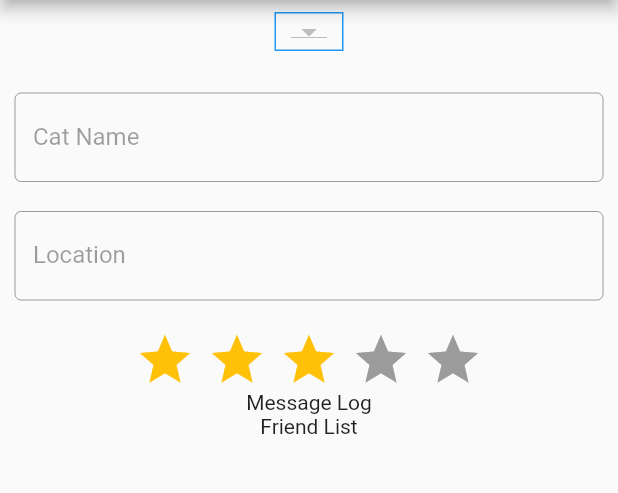
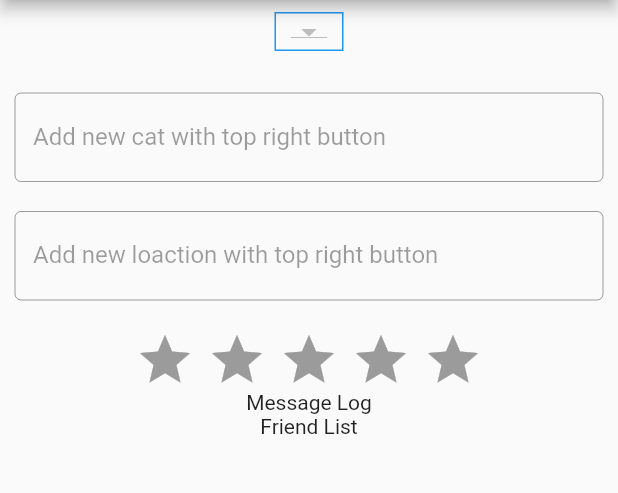
Before and after one commit to ericpinter/hendrix_cat_finder, a Flutter app: the screen it shows after launch, on a phone screen of 412 x 824 dp, the part 84-577 px from its top. Run offline on Flutter 3.47's test engine with Material 2 defaults, Android fonts, the phone set to English and light mode, and no system bars; drawn by our look-alikes of flutter_rating_bar; our stand-ins replace localstorage, sqflite, string_validator; missing offline and left inert: dart:ffi; accounts and stored records are empty; generated files the repository leaves out were written again.

Commit message:
basic Ui changes

```diff
--- a/lib/main.dart
+++ b/lib/main.dart
@@ -113,7 +113,8 @@ class _HomeState extends State<Home> {
                 controller: controllerOne,
                 enabled: false,
                 decoration: InputDecoration(
-                    border: OutlineInputBorder(), labelText: "Cat Name")),
+                    border: OutlineInputBorder(),
+                    labelText: "Add new cat with top right button")),
           ),
           new Container(
               margin: const EdgeInsets.only(top: 20.0, left: 10.0, right: 10.0),
@@ -121,12 +122,14 @@ class _HomeState extends State<Home> {
                 controller: controllerTwo,
                 enabled: false,
                 decoration: InputDecoration(
-                    border: OutlineInputBorder(), labelText: "Location"),
+                    border: OutlineInputBorder(),
+                    labelText: "Add new loaction with top right button"),
               )),
           new Container(
               margin: const EdgeInsets.only(top: 20.0),
               child: RatingBarIndicator(
-                rating: initialRatingValue,
+                //rating: initialRatingValue,
+                //take away or leave not sure? just for start visuals
                 direction: Axis.horizontal,
                 itemCount: 5,
                 itemPadding: EdgeInsets.symmetric(horizontal: 4.0),
```
